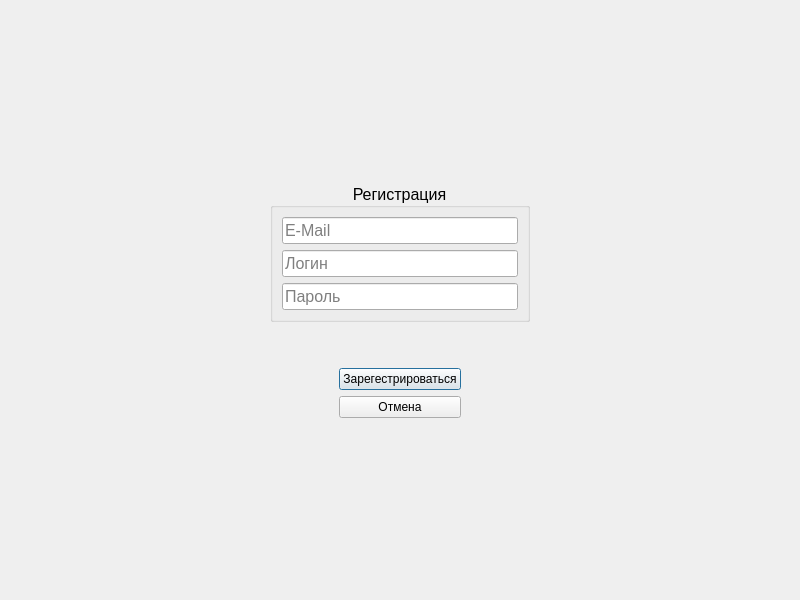
Old version of the form views/auth/regwindow.ui in the repository kingoil01/mospolytech-database-coursework.
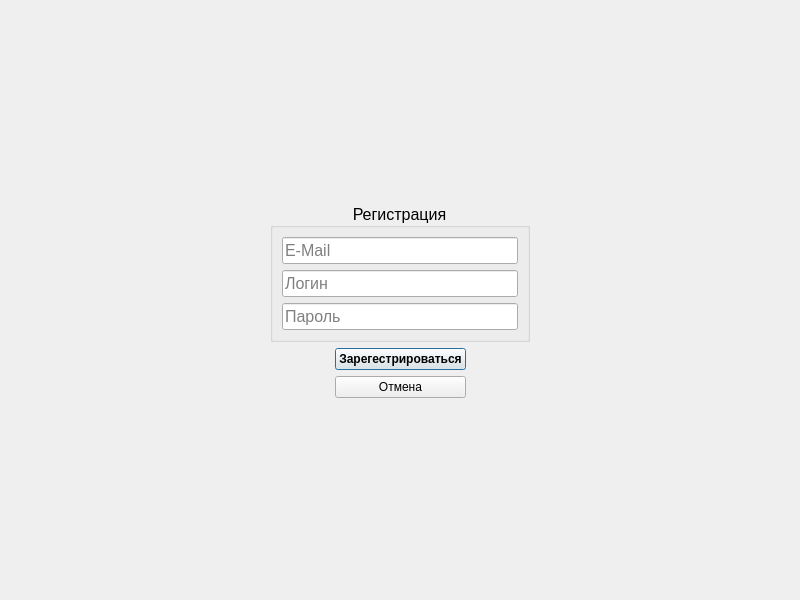
New version of the form.

Commit message: Все окна были приведены к одному дизайну

The edit to the form file:
```diff
--- a/views/auth/regwindow.ui
+++ b/views/auth/regwindow.ui
@@ -14,6 +14,19 @@
    <string>MainWindow</string>
   </property>
   <layout class="QGridLayout" name="gridLayout_3">
+   <item row="3" column="1">
+    <spacer name="verticalSpacer_2">
+     <property name="orientation">
+      <enum>Qt::Orientation::Vertical</enum>
+     </property>
+     <property name="sizeHint" stdset="0">
+      <size>
+       <width>20</width>
+       <height>40</height>
+      </size>
+     </property>
+    </spacer>
+   </item>
    <item row="0" column="1">
     <spacer name="verticalSpacer">
      <property name="orientation">
@@ -27,19 +40,6 @@
      </property>
     </spacer>
    </item>
-   <item row="4" column="1">
-    <spacer name="verticalSpacer_2">
-     <property name="orientation">
-      <enum>Qt::Orientation::Vertical</enum>
-     </property>
-     <property name="sizeHint" stdset="0">
-      <size>
-       <width>20</width>
-       <height>40</height>
-      </size>
-     </property>
-    </spacer>
-   </item>
    <item row="1" column="0">
     <spacer name="horizontalSpacer_3">
      <property name="orientation">
@@ -66,6 +66,55 @@
      </property>
     </spacer>
    </item>
+   <item row="2" column="1">
+    <layout class="QGridLayout" name="gridLayout">
+     <item row="0" column="0">
+      <spacer name="horizontalSpacer">
+       <property name="orientation">
+        <enum>Qt::Orientation::Horizontal</enum>
+       </property>
+       <property name="sizeHint" stdset="0">
+        <size>
+         <width>40</width>
+         <height>20</height>
+        </size>
+       </property>
+      </spacer>
+     </item>
+     <item row="0" column="1">
+      <widget class="QPushButton" name="btnRegister">
+       <property name="font">
+        <font>
+         <bold>true</bold>
+        </font>
+       </property>
+       <property name="text">
+        <string>Зарегестрироваться</string>
+       </property>
+      </widget>
+     </item>
+     <item row="1" column="1">
+      <widget class="QPushButton" name="btnCansel">
+       <property name="text">
+        <string>Отмена</string>
+       </property>
+      </widget>
+     </item>
+     <item row="0" column="2">
+      <spacer name="horizontalSpacer_2">
+       <property name="orientation">
+        <enum>Qt::Orientation::Horizontal</enum>
+       </property>
+       <property name="sizeHint" stdset="0">
+        <size>
+         <width>40</width>
+         <height>20</height>
+        </size>
+       </property>
+      </spacer>
+     </item>
+    </layout>
+   </item>
    <item row="1" column="1">
     <widget class="QGroupBox" name="groupBox">
      <property name="font">
@@ -107,66 +156,6 @@
      </layout>
     </widget>
    </item>
-   <item row="3" column="1">
-    <layout class="QGridLayout" name="gridLayout">
-     <item row="0" column="0">
-      <spacer name="horizontalSpacer">
-       <property name="orientation">
-        <enum>Qt::Orientation::Horizontal</enum>
-       </property>
-       <property name="sizeHint" stdset="0">
-        <size>
-         <width>40</width>
-         <height>20</height>
-        </size>
-       </property>
-      </spacer>
-     </item>
-     <item row="0" column="1">
-      <widget class="QPushButton" name="btnRegister">
-       <property name="text">
-        <string>Зарегестрироваться</string>
-       </property>
-      </widget>
-     </item>
-     <item row="1" column="1">
-      <widget class="QPushButton" name="btnCansel">
-       <property name="text">
-        <string>Отмена</string>
-       </property>
-      </widget>
-     </item>
-     <item row="0" column="2">
-      <spacer name="horizontalSpacer_2">
-       <property name="orientation">
-        <enum>Qt::Orientation::Horizontal</enum>
-       </property>
-       <property name="sizeHint" stdset="0">
-        <size>
-         <width>40</width>
-         <height>20</height>
-        </size>
-       </property>
-      </spacer>
-     </item>
-    </layout>
-   </item>
-   <item row="2" column="1">
-    <spacer name="verticalSpacer_3">
-     <property name="orientation">
-      <enum>Qt::Orientation::Vertical</enum>
-     </property>
-     <property name="sizeType">
-      <enum>QSizePolicy::Policy::Minimum</enum>
-     </property>
-     <property name="sizeHint" stdset="0">
-      <size>
-       <width>20</width>
-       <height>40</height>
-      </size>
-     </property>
-    </spacer>
-   </item>
   </layout>
  </widget>
  <resources/>
```
The commit also changes 6 other files.
